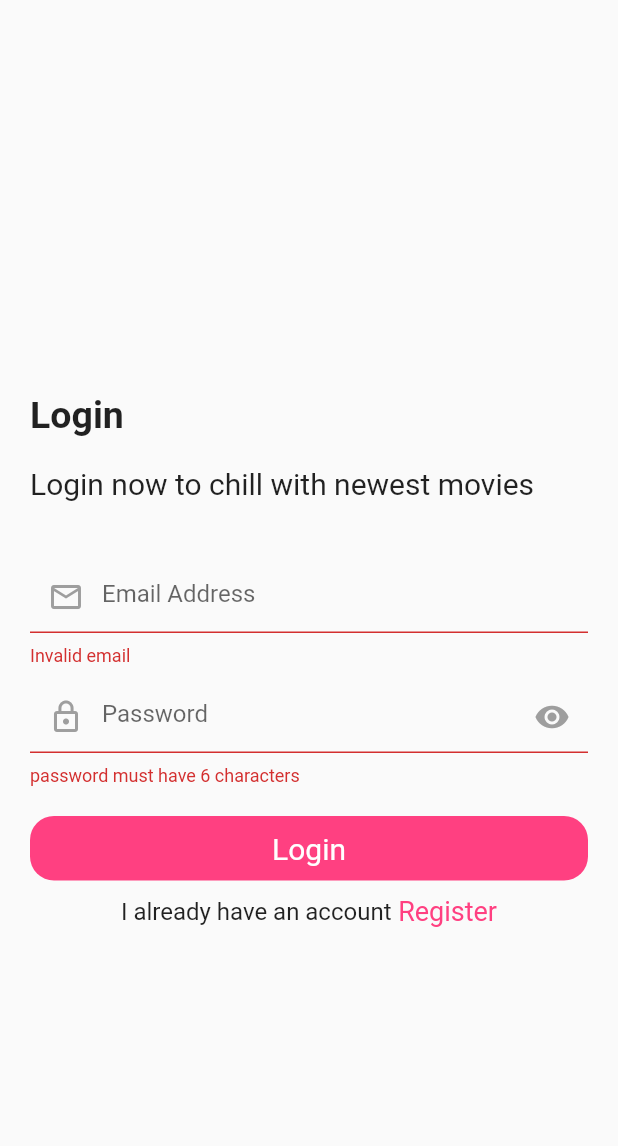
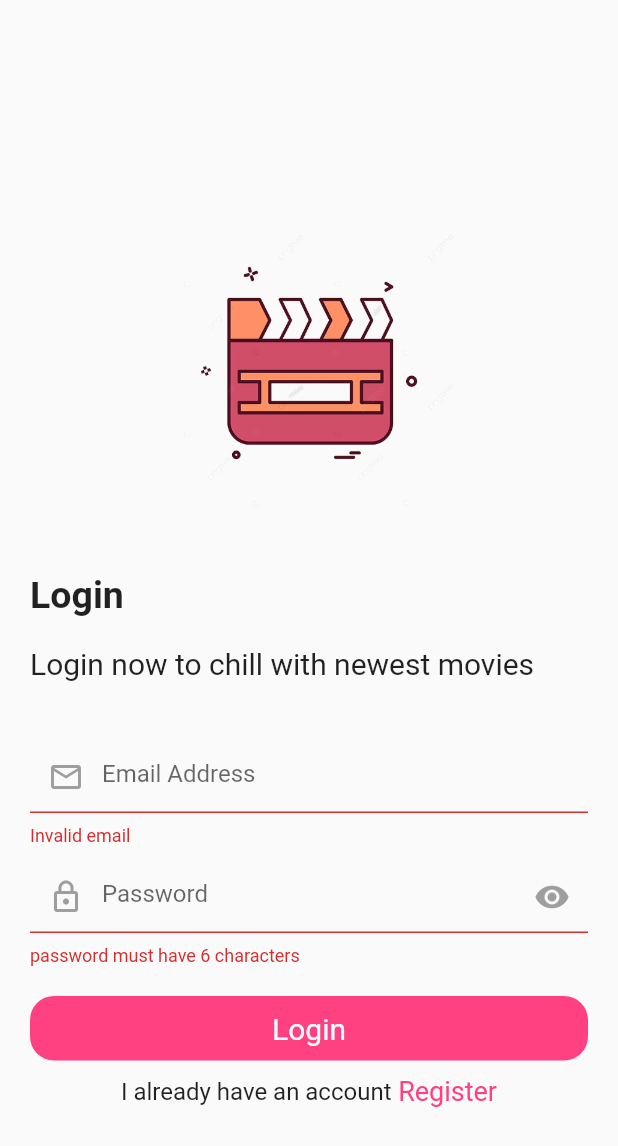
Before and after one commit to AbderrazakOuldlhadj/movie_app, a Flutter app: the screen it shows after launch, after a tap on "Login", on a phone screen of 412 x 824 dp. Shown: the top 1146 px of the screen. Run offline on Flutter 3.47's test engine with Material 2 defaults, Android fonts, the phone set to English and light mode, and no system bars; our stand-ins replace bloc, dio, firebase_auth, firebase_core, flutter_bloc, fluttertoast and 3 more; accounts and stored records are empty.

Commit message:
add app icon

```diff
--- a/lib/main.dart
+++ b/lib/main.dart
@@ -14,7 +14,7 @@ Future<void> main() async {
   await Hive.openBox('data');
 
   Widget home = LoginScreen();
-
+  Hive.box('data').clear();
   home = Hive.box('data').get('uid') != null ? HomeScreen() : LoginScreen();
 
   runApp(MyApp(home));
--- a/lib/presentation/screens/login_screen.dart
+++ b/lib/presentation/screens/login_screen.dart
@@ -54,6 +54,15 @@ class LoginScreen extends StatelessWidget {
                       crossAxisAlignment: CrossAxisAlignment.start,
                       mainAxisAlignment: MainAxisAlignment.center,
                       children: [
+                        Center(
+                          child: Image.asset(
+                            'assets/icons/app_icon.png',
+                            height: 200,
+                            width: 200,
+                            fit: BoxFit.cover,
+                          ),
+                        ),
+                        const SizedBox(height: 40),
                         Text(cubit.isLogin ? "Login" : "Register",
                             style: titleTextStyle),
                         const SizedBox(height: 20),
--- a/pubspec.yaml
+++ b/pubspec.yaml
@@ -71,9 +71,9 @@ flutter:
   uses-material-design: true
 
   # To add assets to your application, add an assets section, like this:
-  # assets:
-  #   - images/a_dot_burr.jpeg
-  #   - images/a_dot_ham.jpeg
+  assets:
+    - assets/icons/
+
 
   # An image asset can refer to one or more resolution-specific "variants", see
   # https://flutter.dev/assets-and-images/#resolution-aware
```
Also changed, not shown: assets/icons/app_icon.png (added), 1 other file.
